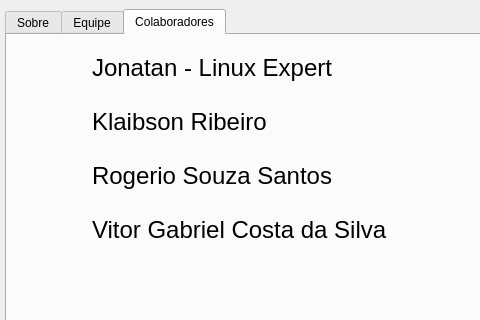
Above: Welcome.ui from Tiger-OperatingSystem/welcome-qt before the change; both pictures show x 228 to 708 and y 0 to 320 of the 870 by 600 pixel window. Below: the same form after it.
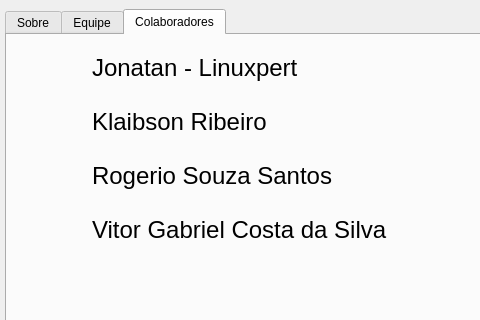
That is the form after the change. The open tabs and pages were chosen to show the change. Icons and pictures are not drawn.

What changed in the file:
```diff
--- a/Welcome.ui
+++ b/Welcome.ui
@@ -1692,7 +1692,7 @@
                    </font>
                   </property>
                   <property name="text">
-                   <string>Jonatan - Linux Expert</string>
+                   <string>Jonatan - Linuxpert</string>
                   </property>
                  </widget>
                 </item>
```
